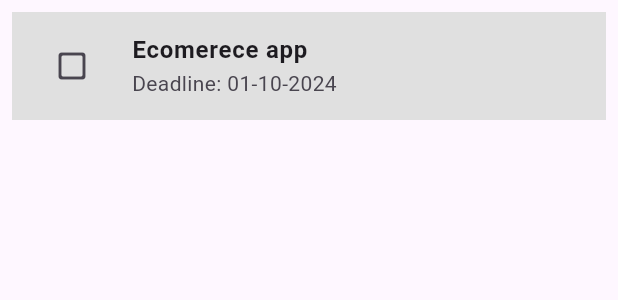
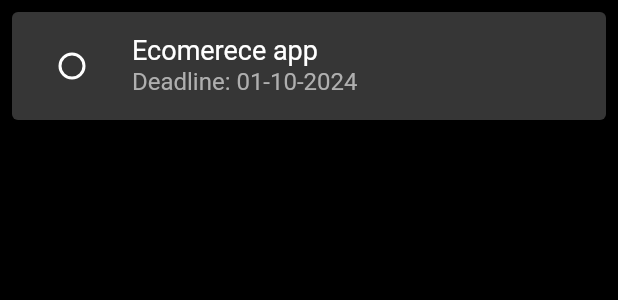
Before and after one commit to Bilawal-Mehfooz-Malik/todo_app, a Flutter app: the TodoListTile widget shown alone on an empty page, opened directly with sample values from the repository, on a phone screen of 412 x 824 dp. Shown: the top 300 px of the screen. Run offline on Flutter 3.47's test engine with Material 3 defaults, Android fonts, the phone set to English and light mode, and no system bars; our stand-ins replace flutter_bloc, isar; accounts and stored records are empty; generated files the repository leaves out were written again.

```diff
--- a/lib/src/app.dart
+++ b/lib/src/app.dart
@@ -1,6 +1,7 @@
 import 'package:flutter/material.dart';
 import 'package:flutter_gen/gen_l10n/app_localizations.dart';
 import 'package:flutter_localizations/flutter_localizations.dart';
+import 'package:todo_app/src/theme/dark_theme.dart';
 
 // local imports
 import 'package:todo_app/src/utils/extensions.dart';
@@ -23,7 +24,8 @@ class MyApp extends StatelessWidget {
       supportedLocales: const [Locale('en', '')],
       onGenerateTitle: (BuildContext context) => context.loc.app_title,
       theme: ThemeData(),
-      darkTheme: ThemeData.dark(),
+      themeMode: ThemeMode.dark,
+      darkTheme: darkTheme,
       home: const MyTodoScreen(),
     );
   }
--- a/lib/src/features/presentation/my_tasks/task_list_tile.dart
+++ b/lib/src/features/presentation/my_tasks/task_list_tile.dart
@@ -7,17 +7,32 @@
 
 import 'package:flutter/material.dart';
 import 'package:flutter_bloc/flutter_bloc.dart';
+import 'package:todo_app/src/common/alert_dialogues.dart';
+import 'package:todo_app/src/localization/string_hardcoded.dart';
 
 // Local imports
 import 'package:todo_app/src/utils/extensions.dart';
 import 'package:todo_app/src/features/domain/todo_model.dart';
-import 'package:todo_app/src/localization/string_hardcoded.dart';
 import 'package:todo_app/src/features/presentation/todo_cubit.dart';
 
 class TodoListTile extends StatelessWidget {
   final Todo todo;
 
   const TodoListTile({super.key, required this.todo});
+
+  void onDismissed(BuildContext context, TodoCubit todoCubit) async {
+    final result = await showAlertDialog(
+      context: context,
+      title: 'Todo Delete!'.hardcoded,
+      content: 'Are you sure you want to delete this todo',
+      cancelActionText: 'Cancel',
+      defaultActionText: 'Delete',
+    );
+
+    if (result == true) {
+      todoCubit.deleteTodo(todo.id);
+    }
+  }
 
   @override
   Widget build(BuildContext context) {
@@ -28,21 +43,17 @@ class TodoListTile extends StatelessWidget {
       padding: const EdgeInsets.all(8.0),
       child: Dismissible(
         // Dismissible allows the user to swipe the tile to delete the todo
-        background: Container(color: Colors.red),
+        background: Container(color: context.color.error),
         key: ValueKey(todo.id),
-        onDismissed: (direction) => todoCubit.deleteTodo(todo.id),
+        onDismissed: (direction) => onDismissed(context, todoCubit),
         child: ListTile(
-          tileColor: Colors.grey.shade300,
-          title: _buildTitle(todo),
-          subtitle:
-              todo.isCompleted ? null : _buildDeadline(todo.deadline, context),
+            title: _buildTitle(todo),
+            subtitle: todo.isCompleted
+                ? null
+                : _buildDeadline(todo.deadline, context),
 
-          // Leading icon allows toggling the completion state
-          leading: IconButton(
-            icon: _getIcon(todo.isCompleted),
-            onPressed: () => todoCubit.toggleCompletion(todo),
-          ),
-        ),
+            // Leading icon allows toggling the completion state
+            leading: _buildCheckBox(todo, todoCubit)),
       ),
     );
   }
@@ -53,24 +64,19 @@ class TodoListTile extends StatelessWidget {
     return Text(
       todo.name,
       style: TextStyle(
-        fontWeight: FontWeight.bold,
         decoration: todo.isCompleted ? TextDecoration.lineThrough : null,
       ),
     );
   }
 
-  /// Returns the appropriate icon based on whether the todo is completed.
-  /// [isCompleted] determines if the checkbox is filled or outlined.
-  Icon _getIcon(bool isCompleted) {
-    return Icon(
-      isCompleted
-          ? Icons.check_box_rounded
-          : Icons.check_box_outline_blank_rounded,
-    );
+  Checkbox _buildCheckBox(Todo todo, TodoCubit cubit) {
+    return Checkbox(
+        value: todo.isCompleted,
+        onChanged: (value) => cubit.toggleCompletion(todo));
   }
 
   /// Displays the deadline of the todo as a subtitle.
   Text _buildDeadline(String deadline, BuildContext context) {
-    return Text('${context.loc.deadline} $deadline'.hardcoded);
+    return Text('${context.loc.deadline} $deadline');
   }
 }
--- a/lib/src/localization/app_en.arb
+++ b/lib/src/localization/app_en.arb
@@ -13,5 +13,7 @@
   "addTodo": "Add Todo",
   "title": "Title",
   "description": "Description",
-  "save": "Save"
+  "save": "Save",
+
+  "ok": "Ok"
 }
--- /dev/null
+++ b/lib/src/theme/dark_theme.dart
@@ -0,0 +1,53 @@
+import 'package:flutter/material.dart';
+import 'package:todo_app/src/constants/app_sizes.dart';
+import 'package:todo_app/src/theme/colors.dart';
+
+final darkTheme = ThemeData(
+  useMaterial3: true,
+  brightness: Brightness.dark,
+
+  // [Color Scheme]
+  colorScheme: const ColorScheme(
+    brightness: Brightness.dark,
+    primary: darkPrimaryColor,
+    onPrimary: darkOnPrimaryColor,
+    secondary: darkSecondaryColor,
+    onSecondary: darkOnSecondaryColor,
+    error: darkErrorColor,
+    onError: darkOnErrorColor,
+    surface: darkSurfaceColor,
+    onSurface: darkOnSurfaceColor,
+  ),
+
+  // [List Tile Theme]
+  listTileTheme: ListTileThemeData(
+    tileColor: darkSecondaryColor,
+    titleTextStyle: const TextStyle(
+      color: darkOnSurfaceColor,
+      fontSize: 18,
+      fontWeight: FontWeight.normal,
+      decorationThickness: 2,
+    ),
+    subtitleTextStyle:
+        const TextStyle(color: darkOnSecondaryColor, fontSize: 16),
+    shape: RoundedRectangleBorder(
+      borderRadius: BorderRadius.circular(Sizes.p4),
+    ),
+  ),
+
+  // [Check Box Theme]
+  checkboxTheme: const CheckboxThemeData(shape: CircleBorder()),
+
+  // [Elevate Button Theme]
+  elevatedButtonTheme: const ElevatedButtonThemeData(
+    style: ButtonStyle(
+      backgroundColor: WidgetStatePropertyAll(darkPrimaryColor),
+      foregroundColor: WidgetStatePropertyAll(darkOnPrimaryColor),
+      shape: WidgetStatePropertyAll(RoundedRectangleBorder(
+          borderRadius: BorderRadius.all(Radius.circular(Sizes.p4)))),
+    ),
+  ),
+  dialogTheme: const DialogTheme(
+    backgroundColor: darkSecondaryColor,
+  ),
+);
```
Also changed, not shown: lib/src/common/alert_dialogues.dart (+8 -6 lines), lib/src/features/presentation/my_tasks/todo_list_view.dart (+16 -1 lines), lib/src/features/presentation/todo_details/todo_detail_screen.dart (added, +60 -0 lines), lib/src/theme/colors.dart (added, +11 -0 lines), lib/src/theme/light_theme.dart (added).
